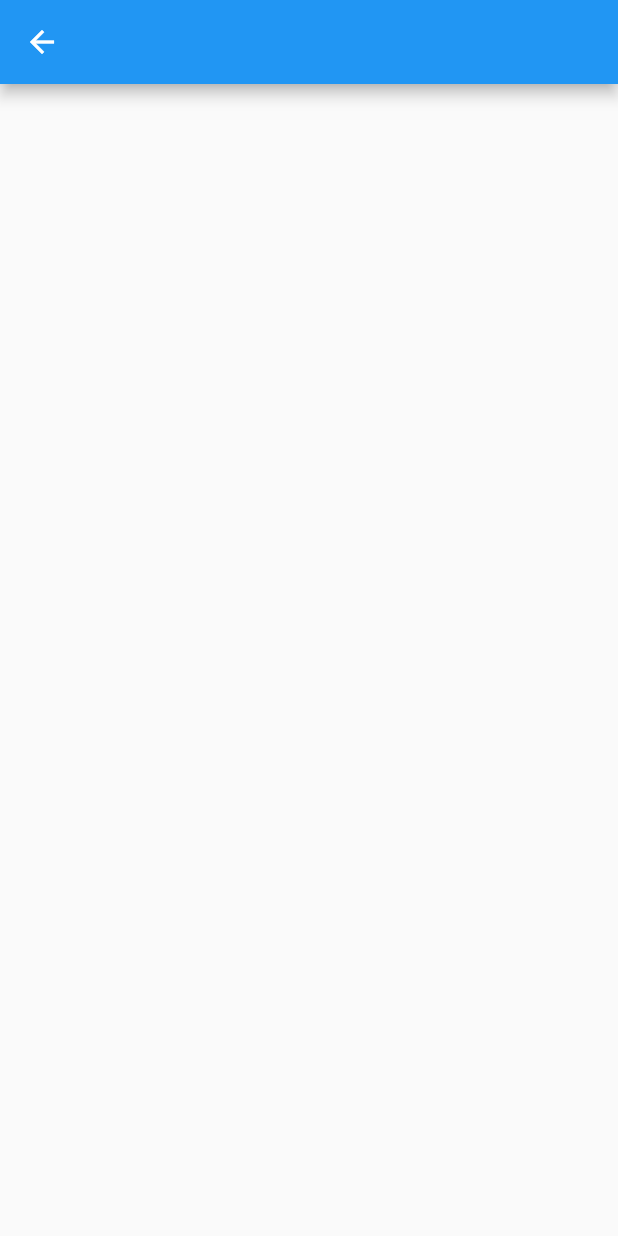
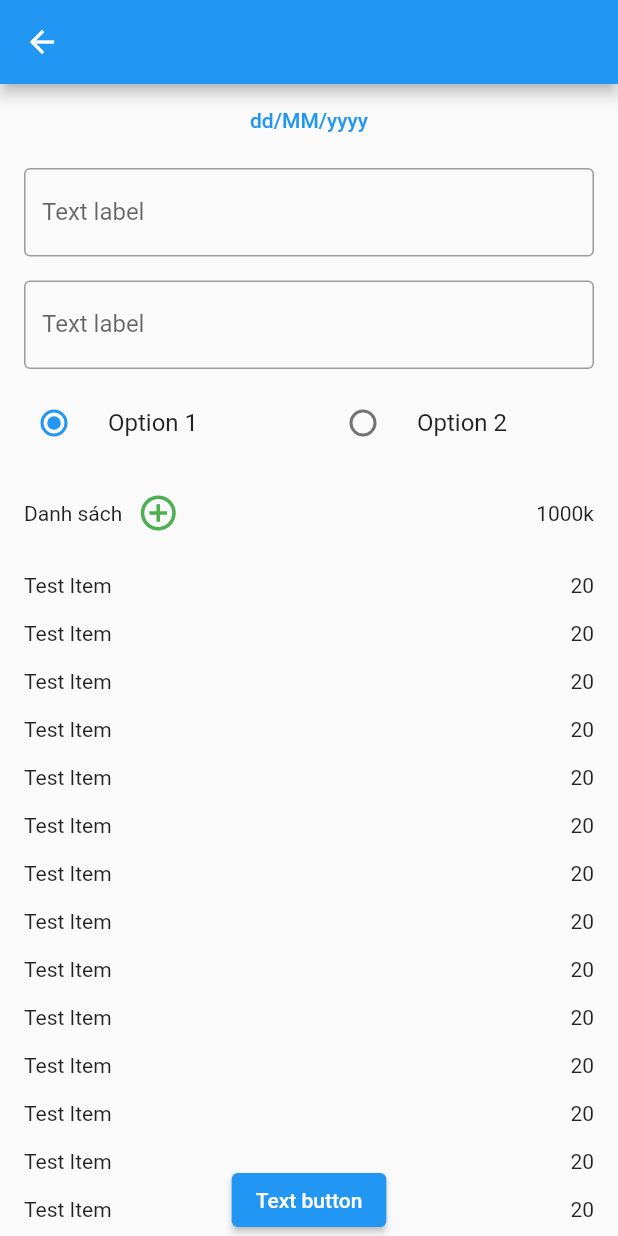
Before and after one commit to trungduc0310/flutter-daily-expenses, a Flutter app: the AddAdvanceMoneyPage screen opened by its route, on a phone screen of 412 x 824 dp. Run offline on Flutter 3.47's test engine with Material 2 defaults, Android fonts, the phone set to English and light mode, and no system bars; drawn by our look-alikes of flutter_slidable; our stand-ins replace fl_chart, flutter_riverpod, sprintf, sqflite; accounts and stored records are empty.

Commit message:
add screen list member advance remember

```diff
--- a/lib/main.dart
+++ b/lib/main.dart
@@ -7,6 +7,7 @@
 import 'package:my_todo_app/screen/detail_statistics.dart';
 import 'package:my_todo_app/screen/edit_daily_note.dart';
 import 'package:my_todo_app/screen/home.dart';
+import 'package:my_todo_app/screen/list_member_advance.dart';
 import 'package:my_todo_app/screen/statistics.dart';
 import 'package:my_todo_app/source/string.dart';
 
@@ -44,6 +45,11 @@
             return const DetailAdvanceMoneyPage();
           });
         }
+        if(setting.name == Strings.screenListMemberAdvance){
+          return MaterialPageRoute(builder: (context){
+            return const ListMemberAdvancePage();
+          });
+        }
         return null;
       },
       routes: {
--- a/lib/screen/add_advance_money.dart
+++ b/lib/screen/add_advance_money.dart
@@ -1,5 +1,7 @@
 import 'package:flutter/material.dart';
 import 'package:flutter_riverpod/flutter_riverpod.dart';
+import 'package:flutter_slidable/flutter_slidable.dart';
+import 'package:my_todo_app/source/string.dart';
 
 class AddAdvanceMoneyPage extends ConsumerWidget {
   const AddAdvanceMoneyPage({super.key});
@@ -8,11 +10,132 @@
   Widget build(BuildContext context, WidgetRef ref) {
     return Scaffold(
       appBar: AppBar(),
-      body: const SingleChildScrollView(
-        child: Column(
-          children: [],
+      body: Stack(children: [
+        SingleChildScrollView(
+          child: Column(
+            crossAxisAlignment: CrossAxisAlignment.start,
+            children: [
+              Center(
+                child: TextButton(
+                    onPressed: () {}, child: const Text("dd/MM/yyyy")),
+              ),
+              Padding(
+                  padding:
+                  const EdgeInsets.symmetric(horizontal: 16, vertical: 8),
+                  child: TextFormField(
+                    decoration: const InputDecoration(
+                        border: OutlineInputBorder(), labelText: "Text label"),
+                  )),
+              Padding(
+                padding:
+                const EdgeInsets.symmetric(horizontal: 16, vertical: 8),
+                child: TextFormField(
+                  decoration: const InputDecoration(
+                      border: OutlineInputBorder(), labelText: "Text label"),
+                ),
+              ),
+              GroupOptionSplitMoney(),
+              Padding(
+                  padding:
+                  const EdgeInsets.symmetric(horizontal: 16, vertical: 8),
+                  child: Row(
+                    mainAxisAlignment: MainAxisAlignment.spaceBetween,
+                    children: [
+                      Row(children: [
+                        const Text("Danh sách"),
+                        IconButton(
+                            onPressed: () {
+                              Navigator.pushNamed(
+                                  context, Strings.screenListMemberAdvance);
+                            },
+                            icon: const Icon(
+                              Icons.add_circle_outline,
+                              color: Colors.green,
+                              size: 28,
+                            ))
+                      ]),
+                      Text("1000k")
+                    ],
+                  )),
+              ListView.builder(
+                itemBuilder: (context, index) {
+                  return ItemPeopleInMoney();
+                },
+                itemCount: 20,
+                shrinkWrap: true,
+                physics: const ScrollPhysics(),
+              ),
+            ],
+          ),
         ),
-      ),
+        Align(
+          alignment: Alignment.bottomCenter,
+          child: ElevatedButton(
+              onPressed: () {}, child: const Text("Text button")),
+        )
+      ]),
     );
   }
 }
+
+class GroupOptionSplitMoney extends StatelessWidget {
+  String? _option = "option1";
+
+  GroupOptionSplitMoney({super.key});
+
+  @override
+  Widget build(BuildContext context) {
+    return Row(
+      mainAxisAlignment: MainAxisAlignment.spaceBetween,
+      children: [
+        Expanded(
+          child: RadioListTile(
+              title: const Text("Option 1"),
+              value: "option1",
+              groupValue: _option,
+              onChanged: (value) {
+                _option = value;
+              }),
+        ),
+        Expanded(
+          child: RadioListTile(
+              title: const Text("Option 2"),
+              value: "option2",
+              groupValue: _option,
+              onChanged: (value) {
+                _option = value;
+              }),
+        ),
+      ],
+    );
+  }
+}
+
+class ItemPeopleInMoney extends StatelessWidget {
+  const ItemPeopleInMoney({
+    super.key,
+  });
+
+  @override
+  Widget build(BuildContext context) {
+    return Slidable(
+        endActionPane: ActionPane(motion: ScrollMotion(), children: [
+          SlidableAction(
+            onPressed: (context) {},
+            backgroundColor: Color(0xFF7BC043),
+            label: "end action 1",
+          ),
+          SlidableAction(
+            onPressed: (context) {},
+            backgroundColor: Color(0xFF0392CF),
+            label: "end action 2",
+          )
+        ]),
+        child: const Padding(
+          padding: EdgeInsets.symmetric(vertical: 8, horizontal: 16),
+          child: Row(
+              mainAxisAlignment: MainAxisAlignment.spaceBetween,
+              children: [Text("Test Item"), Text("20")]),
+        ));
+  }
+}
--- a/lib/source/string.dart
+++ b/lib/source/string.dart
@@ -13,6 +13,7 @@
   static const String screenAdvanceMoney = "advance_money";
   static const String screenDetailAdvanceMoney = "detail_advance_money";
   static const String screenAddAdvanceMoney = "add_advance_money";
+  static const String screenListMemberAdvance = "list_member_advance";
 
   //Home screen
   static const String menuItemStatistics = "Thống kê";
--- a/pubspec.yaml
+++ b/pubspec.yaml
@@ -55,6 +55,8 @@
 
   #river_pod
   flutter_riverpod: ^2.3.6
+
+  flutter_slidable: ^3.0.0
 
 dev_dependencies:
   flutter_test:
```
Also changed, not shown: lib/screen/list_member_advance.dart (added, +103 -0 lines), pubspec.lock.
